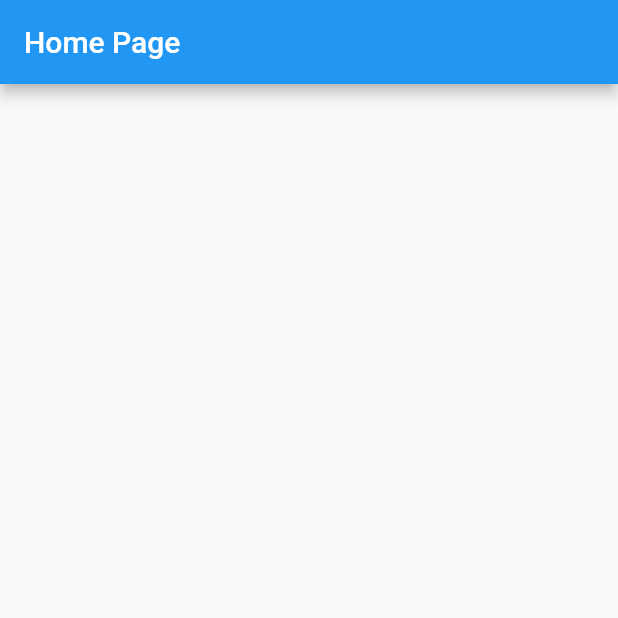
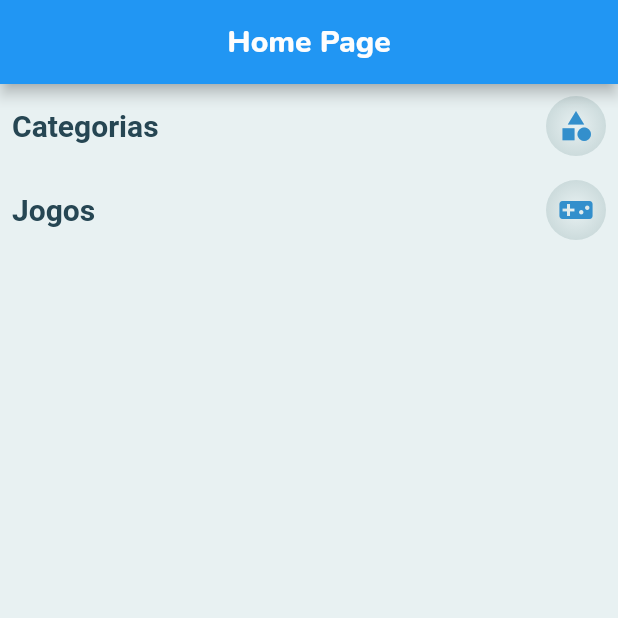
Before and after one commit to felipecastrosales/game, a Flutter app: the screen it shows after launch, on a phone screen of 412 x 824 dp, the top half of it. Run offline on Flutter 3.47's test engine with Material 2 defaults, Android fonts, the light colour scheme and no system bars; our stand-ins replace google_fonts.

Commit message:
creating headers, customizing styles on core

```diff
--- a/lib/app/app_widget.dart
+++ b/lib/app/app_widget.dart
@@ -14,7 +14,6 @@ class AppWidget extends StatelessWidget {
       theme: AppThemes.light,
       initialRoute: Pages.home,
       routes: Routes.getRoutes(),
-      home: Container(),
     );
   }
 }
--- /dev/null
+++ b/lib/app/core/colors/app_colors.dart
@@ -0,0 +1,14 @@
+import 'package:flutter/material.dart';
+
+class AppColors {
+  static const primary = Color(0xff338fcc);
+  static const primaryLight = Color(0xffcaf0f8);
+  static const secondary = Color(0xffDD1313);
+  static const background = Color(0xffe8f1f2);
+  static const backgroundDark = Color(0xffccdbdc);
+  static const dark = Color(0xff323232);
+  static const text = Color(0xff264653);
+  static const textLight = Color(0xfffdfdfd);
+  static const grey = Color(0xff6c757d);
+  static const transparent = Colors.transparent;
+}
--- /dev/null
+++ b/lib/app/core/text/app_text_styles.dart
@@ -0,0 +1,18 @@
+import 'package:flutter/material.dart';
+import 'package:google_fonts/google_fonts.dart';
+
+import 'package:game/app/core/colors/app_colors.dart';
+
+class AppTextStyles {
+  static final appBar = GoogleFonts.nunito(
+    fontSize: 20,
+    fontWeight: FontWeight.w800,
+    color: AppColors.textLight,
+  );
+
+  static final headers = GoogleFonts.notoSansJavanese(
+    fontSize: 20,
+    fontWeight: FontWeight.w600,
+    color: AppColors.text,
+  );
+}
--- /dev/null
+++ b/lib/app/pages/home/components/headers.dart
@@ -0,0 +1,56 @@
+import 'package:flutter/material.dart';
+
+import 'package:game/app/core/colors/app_colors.dart';
+import 'package:game/app/core/text/app_text_styles.dart';
+
+class Headers extends StatelessWidget {
+  final String title;
+  final IconData icon;
+
+  const Headers({
+    Key? key,
+    required this.title,
+    required this.icon,
+  }) : super(key: key);
+
+  @override
+  Widget build(BuildContext context) {
+    return Padding(
+      padding: const EdgeInsets.all(8),
+      child: Row(
+        mainAxisAlignment: MainAxisAlignment.spaceBetween,
+        crossAxisAlignment: CrossAxisAlignment.center,
+        children: [
+          Expanded(
+            flex: 3,
+            child: Text(
+              title,
+              style: AppTextStyles.headers,
+            ),
+          ),
+          const Spacer(),
+          Container(
+            width: 40,
+            height: 40,
+            padding: const EdgeInsets.all(8),
+            alignment: Alignment.center,
+            decoration: const BoxDecoration(
+              color: AppColors.backgroundDark,
+              shape: BoxShape.circle,
+              gradient: RadialGradient(
+                colors: [
+                  AppColors.background,
+                  AppColors.backgroundDark,
+                ],
+              ),
+            ),
+            child: Icon(
+              icon,
+              color: AppColors.primary,
+            ),
+          ),
+        ],
+      ),
+    );
+  }
+}
--- a/lib/app/pages/home/home_page.dart
+++ b/lib/app/pages/home/home_page.dart
@@ -1,4 +1,8 @@
 import 'package:flutter/material.dart';
+import 'package:game/app/core/colors/app_colors.dart';
+import 'package:game/app/core/text/app_text_styles.dart';
+
+import 'components/headers.dart';
 
 class HomePage extends StatelessWidget {
   const HomePage({Key? key}) : super(key: key);
@@ -6,10 +10,26 @@ class HomePage extends StatelessWidget {
   @override
   Widget build(BuildContext context) {
     return Scaffold(
+      backgroundColor: AppColors.background,
       appBar: AppBar(
-        title: const Text('Home Page'),
+        centerTitle: true,
+        title: Text(
+          'Home Page',
+          style: AppTextStyles.appBar,
+        ),
       ),
-      body: Container(),
+      body: Column(
+        children: const [
+          Headers(
+            title: 'Categorias',
+            icon: Icons.category,
+          ),
+          Headers(
+            title: 'Jogos',
+            icon: Icons.videogame_asset,
+          ),
+        ],
+      ),
     );
   }
 }
--- a/pubspec.yaml
+++ b/pubspec.yaml
@@ -10,6 +10,7 @@ dependencies:
   cupertino_icons: ^1.0.2
   flutter:
     sdk: flutter
+  google_fonts: ^3.0.1
 
 dev_dependencies:
   flutter_lints: ^2.0.0
```
Also changed, not shown: pubspec.lock, 4 other files.
